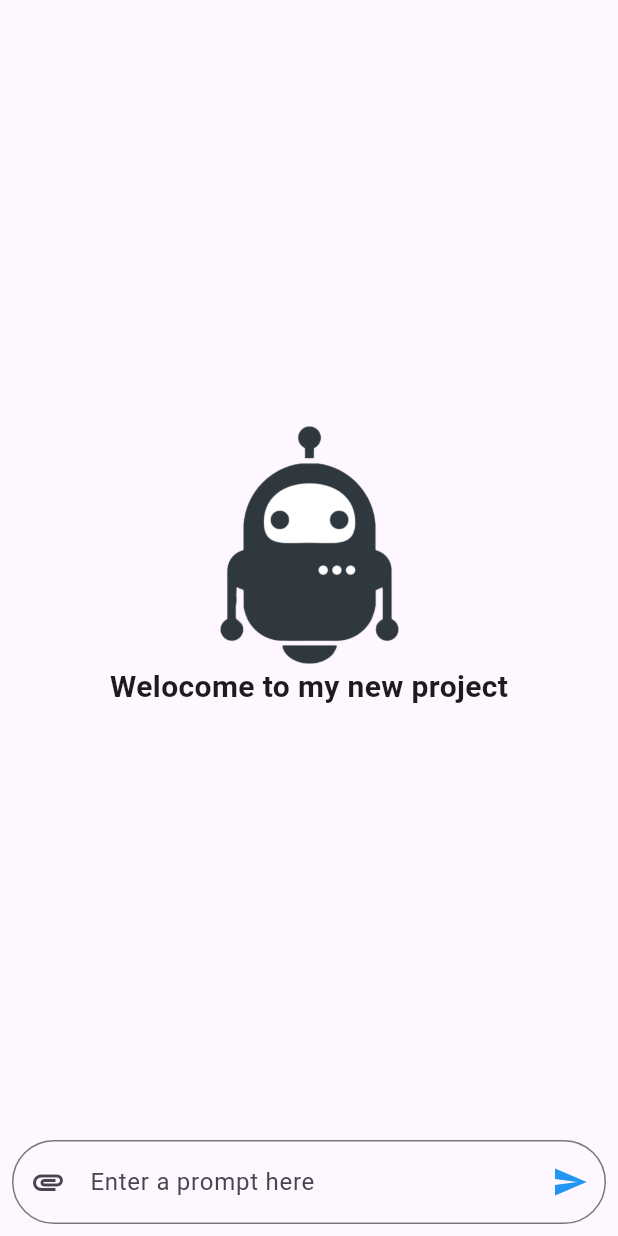
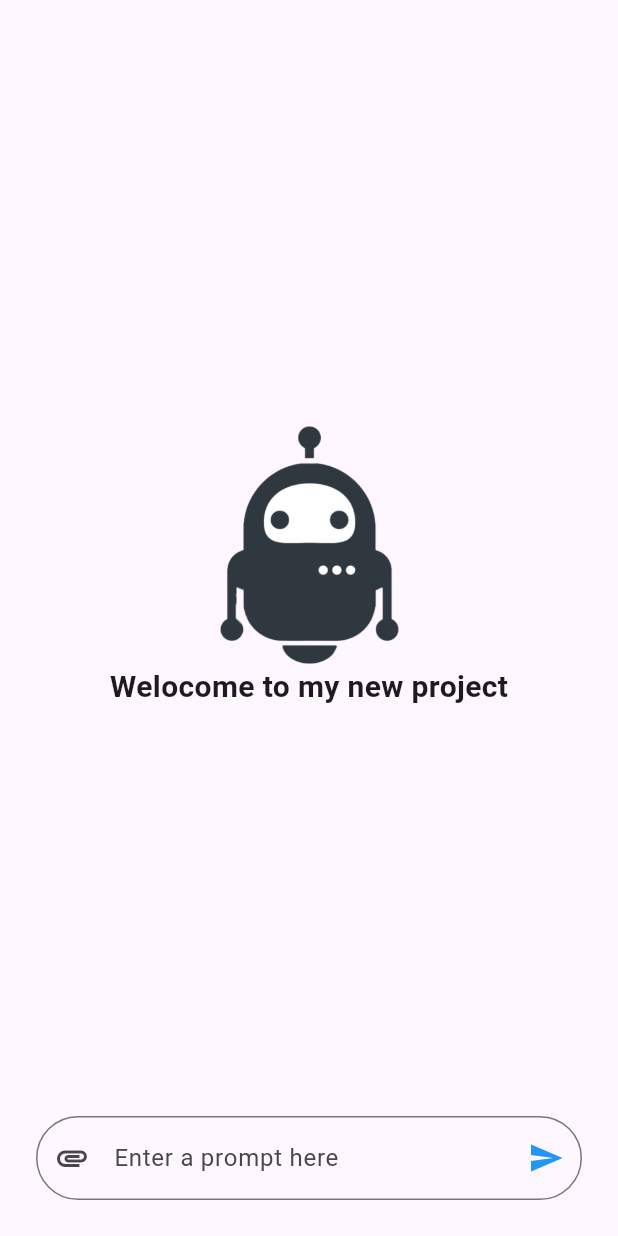
Before and after one commit to ranjitIN/flutter_gemini, a Flutter app: the screen it shows after launch, on a phone screen of 412 x 824 dp. Run offline on Flutter 3.47's test engine with Material 3 defaults, Android fonts, the light colour scheme and no system bars; drawn by our look-alikes of animated_text_kit; our stand-ins replace bloc, envied, flutter_bloc, flutter_markdown, flutter_spinkit, google_generative_ai; missing offline and left inert: markdown; generated files the repository leaves out were written again.

Commit message:
Fix ui lag issue in chat screen

```diff
--- a/lib/features/chat/chat_view.dart
+++ b/lib/features/chat/chat_view.dart
@@ -23,14 +23,14 @@ class _ChatViewState extends State<ChatView> {
     super.initState();
     chatBloc = BlocProvider.of<ChatBloc>(context);
 
-    scrollController.addListener(() {
-      if (scrollController.offset >=
-          scrollController.position.maxScrollExtent) {
-        scrollController.animateTo(scrollController.position.maxScrollExtent,
-            duration: const Duration(milliseconds: 200),
-            curve: Curves.bounceIn);
-      }
-    });
+    // scrollController.addListener(() {
+    //   if (scrollController.offset >=
+    //       scrollController.position.maxScrollExtent) {
+    //     scrollController.animateTo(scrollController.position.maxScrollExtent,
+    //         duration: const Duration(milliseconds: 200),
+    //         curve: Curves.bounceIn);
+    //   }
+    // });
   }
 
   @override
@@ -39,17 +39,22 @@ class _ChatViewState extends State<ChatView> {
     return BlocConsumer<ChatBloc, ChatState>(
       listener: (context, state) {
         if (state is MessageSendAndReciveState) {
+         if(scrollController.hasClients){
            scrollController.animateTo(scrollController.position.maxScrollExtent,
               duration: const Duration(milliseconds: 200),
               curve: Curves.bounceIn);
+         }
         } else {}
       },
       bloc: chatBloc,
       builder: (context, state) => Scaffold(
         body: Padding(
           padding: const EdgeInsets.all(16.0),
-          child: context.read<ChatBloc>().chats.isEmpty
-              ? Center(
+          child: Column(
+            children: [
+              context.read<ChatBloc>().chats.isEmpty
+                  ? Expanded(
+                    child: Center(
                         child: SizedBox(
                           child: Column(
                             mainAxisAlignment: MainAxisAlignment.center,
@@ -90,8 +95,10 @@ class _ChatViewState extends State<ChatView> {
                             ],
                           ),
                         ),
+                      ),
                   )
-              : ListView.builder(
+                  : Expanded(
+                    child: ListView.builder(
                         shrinkWrap: true,
                         controller: scrollController,
                         itemCount: context.read<ChatBloc>().chats.length,
@@ -107,7 +114,8 @@ class _ChatViewState extends State<ChatView> {
                               PromptType.user) {
                             return PromptByUser(
                               prompt:
-                            context.read<ChatBloc>().chats[index].prompt ?? "",
+                                  context.read<ChatBloc>().chats[index].prompt ??
+                                      "",
                               onPressed: () {},
                             );
                           } else if (context
@@ -123,15 +131,15 @@ class _ChatViewState extends State<ChatView> {
                           }
                         }),
                   ),
-        bottomNavigationBar: Padding(
+              Padding(
                 padding: const EdgeInsets.all(8.0),
                 child: TextField(
                   maxLines: 5,
                   minLines: 1,
                   decoration: InputDecoration(
                       hintText: "Enter a prompt here",
-                border:
-                    OutlineInputBorder(borderRadius: BorderRadius.circular(30)),
+                      border: OutlineInputBorder(
+                          borderRadius: BorderRadius.circular(30)),
                       prefixIcon: IconButton(
                           onPressed: () {}, icon: const Icon(Icons.attachment)),
                       suffixIcon: IconButton(
@@ -154,6 +162,9 @@ class _ChatViewState extends State<ChatView> {
                   controller: promptController,
                 ),
               ),
+            ],
+          ),
+        ),
       ),
     );
   }
--- a/lib/widgets/type_writer.dart
+++ b/lib/widgets/type_writer.dart
@@ -66,9 +66,11 @@ class CustomMarkDownTypewriterAnimatedText extends AnimatedText {
 
   @override
   Widget completeText(BuildContext context) => Markdown(
+    padding: EdgeInsets.zero,
         selectable: true,
         shrinkWrap: true,
         data: text,
+        physics: const ScrollPhysics(),
         builders: {
           'code': CodeElementBuilder(context: context),
         },
@@ -118,8 +120,10 @@ class CustomMarkDownTypewriterAnimatedText extends AnimatedText {
     // );
 
     return Markdown(
+      padding: EdgeInsets.zero,
       shrinkWrap: true,
       selectable: true,
+      physics: const ScrollPhysics(),
       data: visibleString,
       builders: {
         'code': CodeElementBuilder(context: context),
```
Also changed, not shown: lib/widgets/chat_view.dart (+3 -4 lines). Lines whose indentation alone changed are shown as unchanged.
